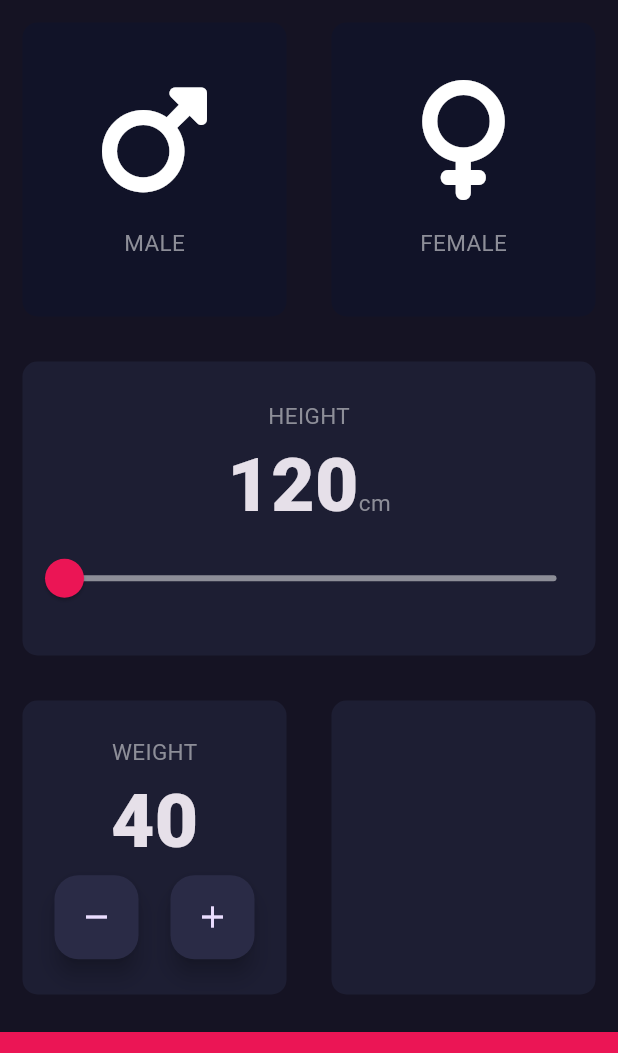
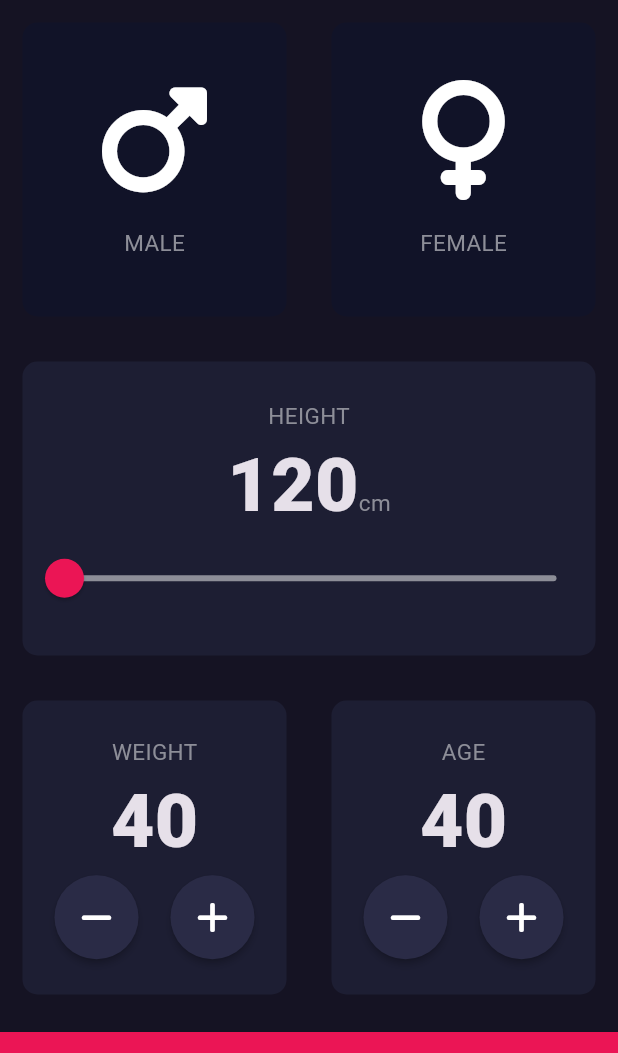
Before and after one commit to msiprime/BMIcalc, a Flutter app: the screen it shows after launch, on a phone screen of 412 x 824 dp, the part 84-1137 px from its top. Run offline on Flutter 3.47's test engine with Material 3 defaults, Android fonts, the light colour scheme and no system bars; our stand-ins replace font_awesome_flutter.

Commit message:
first screen done

```diff
--- a/lib/icon_content.dart
+++ b/lib/icon_content.dart
@@ -1,5 +1,6 @@
 import 'package:bmi_calculator/constants.dart';
 import 'package:flutter/material.dart';
+
 class IconContent extends StatelessWidget {
   final IconData fontAwesomeIcon;
   final String labelText;
--- a/lib/input_page.dart
+++ b/lib/input_page.dart
@@ -1,4 +1,5 @@
 import 'package:bmi_calculator/reusable_card.dart';
+import 'package:bmi_calculator/round_icon_button.dart';
 import 'package:flutter/material.dart';
 import 'package:font_awesome_flutter/font_awesome_flutter.dart';
 
@@ -18,6 +19,7 @@ class InputPageState extends State<InputPage> {
   Gender? selectedGender;
   double _currentHeight = 120.0;
   double _currentWeight = 40.0;
+  int _currentAge = 40;
 
   @override
   Widget build(BuildContext context) {
@@ -124,23 +126,23 @@ class InputPageState extends State<InputPage> {
                         Row(
                           mainAxisAlignment: MainAxisAlignment.spaceEvenly,
                           children: [
-                            FloatingActionButton(
+                            RoundIconButton(
                               onPressed: () {
                                 setState(() {
                                   _currentWeight--;
                                 });
                               },
-                              backgroundColor: Color(0xFF2A2B46),
-                              child: Icon(Icons.remove),
+                              icon: FontAwesomeIcons.minus,
                             ),
-                            FloatingActionButton(
+                            RoundIconButton(
+                              icon: FontAwesomeIcons.plus,
                               onPressed: () {
                                 setState(() {
                                   _currentWeight++;
                                 });
                               },
-                              backgroundColor: Color(0xFF2A2B46),
-                              child: Icon(Icons.add),
+                              // backgroundColor: Color(0xFF2A2B46),
+                              // child: Icon(Icons.add),
                             )
                           ],
                         )
@@ -149,7 +151,43 @@ class InputPageState extends State<InputPage> {
                   ),
                 ),
                 Expanded(
-                  child: ReusableCard(colour: activeCardColor),
+                  child: ReusableCard(
+                    colour: activeCardColor,
+                    cardChild: Column(
+                      mainAxisAlignment: MainAxisAlignment.center,
+                      children: [
+                        const Text(
+                          'AGE',
+                          style: labelTextStyle,
+                        ),
+                        Text(
+                          _currentAge.toString(),
+                          style: numberTextStyle,
+                        ),
+                        Row(
+                          mainAxisAlignment: MainAxisAlignment.spaceEvenly,
+                          children: [
+                            RoundIconButton(
+                              onPressed: () {
+                                setState(() {
+                                  _currentAge--;
+                                });
+                              },
+                              icon: FontAwesomeIcons.minus,
+                            ),
+                            RoundIconButton(
+                              icon: FontAwesomeIcons.plus,
+                              onPressed: () {
+                                setState(() {
+                                  _currentAge++;
+                                });
+                              },
+                            )
+                          ],
+                        )
+                      ],
+                    ),
+                  ),
                 )
               ],
             ),
@@ -165,4 +203,3 @@ class InputPageState extends State<InputPage> {
     );
   }
 }
-//Color(0xFF2A2B46)
--- /dev/null
+++ b/lib/round_icon_button.dart
@@ -0,0 +1,23 @@
+import 'package:flutter/material.dart';
+
+class RoundIconButton extends StatelessWidget {
+  final IconData? icon;
+
+  final dynamic onPressed;
+
+  const RoundIconButton({super.key, this.onPressed, this.icon});
+
+  @override
+  Widget build(BuildContext context) {
+    return RawMaterialButton(
+      constraints: const BoxConstraints.tightFor(
+        width: 56.0,
+        height: 56.0,
+      ),
+      onPressed: onPressed,
+      shape: const CircleBorder(),
+      fillColor: const Color(0xFF2A2B46),
+      child: Icon(icon),
+    );
+  }
+}
```
